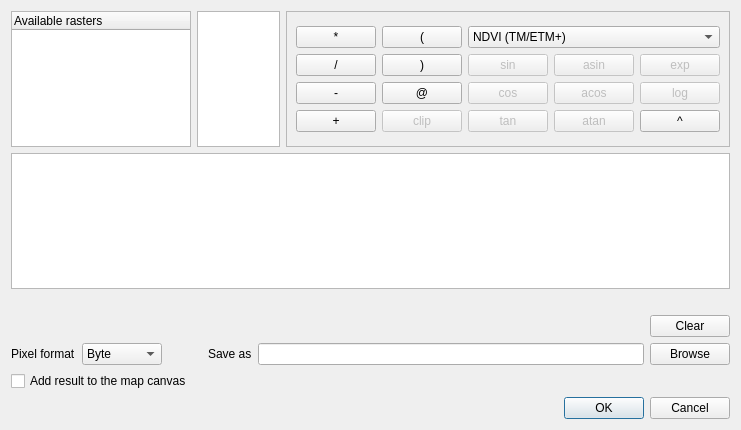
Before: the Qt Designer form rastercalcdialogbase.ui in nextgis/qgis_rastercalc, drawn with Qt 5.
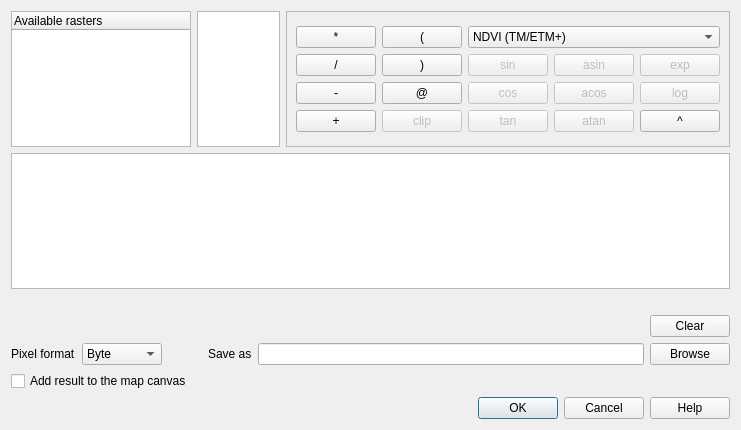
After: the same form once the commit is applied.

Commit message: new icon help button in main dialog very simple about window

Diff of the .ui file:
```diff
--- a/rastercalcdialogbase.ui
+++ b/rastercalcdialogbase.ui
@@ -414,7 +414,7 @@
       <enum>Qt::Horizontal</enum>
      </property>
      <property name="standardButtons">
-      <set>QDialogButtonBox::Cancel|QDialogButtonBox::Ok</set>
+      <set>QDialogButtonBox::Cancel|QDialogButtonBox::Help|QDialogButtonBox::Ok</set>
      </property>
     </widget>
    </item>
```
The commit also changes 5 other files.
